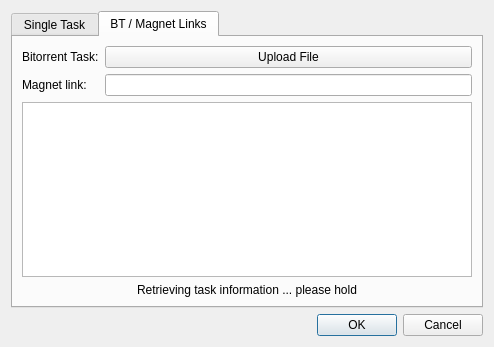
The window that addcloudtask.ui (h3r3x3/XLCloudClient) describes before a commit, drawn with Qt 5.
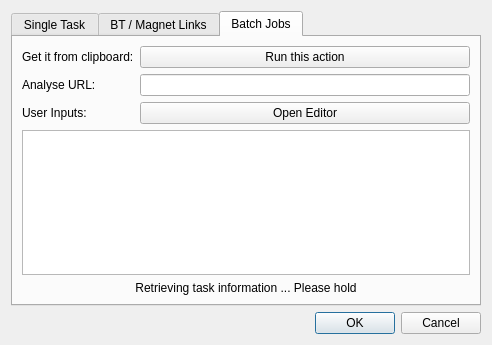
The same window after the commit.

The edit to the form file:
```diff
--- a/addcloudtask.ui
+++ b/addcloudtask.ui
@@ -6,8 +6,8 @@
    <rect>
     <x>0</x>
     <y>0</y>
-    <width>494</width>
-    <height>347</height>
+    <width>492</width>
+    <height>345</height>
    </rect>
   </property>
   <property name="windowTitle">
@@ -17,7 +17,7 @@
    <item>
     <widget class="QTabWidget" name="tabWidget">
      <property name="currentIndex">
-      <number>1</number>
+      <number>2</number>
      </property>
      <widget class="QWidget" name="tab">
       <attribute name="title">
@@ -135,6 +135,72 @@
        </item>
       </layout>
      </widget>
+     <widget class="QWidget" name="tab_3">
+      <attribute name="title">
+       <string>Batch Jobs</string>
+      </attribute>
+      <layout class="QVBoxLayout" name="verticalLayout_4">
+       <item>
+        <layout class="QGridLayout" name="gridLayout_3">
+         <item row="4" column="0">
+          <widget class="QLabel" name="label_7">
+           <property name="text">
+            <string>User Inputs:</string>
+           </property>
+          </widget>
+         </item>
+         <item row="0" column="1">
+          <widget class="QPushButton" name="getClipboardBtn">
+           <property name="text">
+            <string>Run this action</string>
+           </property>
+          </widget>
+         </item>
+         <item row="3" column="0">
+          <widget class="QLabel" name="label_6">
+           <property name="text">
+            <string>Analyse URL:</string>
+           </property>
+          </widget>
+         </item>
+         <item row="3" column="1">
+          <widget class="QLineEdit" name="analyseURL"/>
+         </item>
+         <item row="0" column="0">
+          <widget class="QLabel" name="label_5">
+           <property name="text">
+            <string>Get it from clipboard:</string>
+           </property>
+          </widget>
+         </item>
+         <item row="4" column="1">
+          <widget class="QPushButton" name="openEditorBtn">
+           <property name="text">
+            <string>Open Editor</string>
+           </property>
+          </widget>
+         </item>
+        </layout>
+       </item>
+       <item>
+        <widget class="QTableView" name="tableViewBatch">
+         <attribute name="horizontalHeaderStretchLastSection">
+          <bool>true</bool>
+         </attribute>
+        </widget>
+       </item>
+       <item>
+        <widget class="QLabel" name="sizeLabelBatchJob">
+         <property name="text">
+          <string>Retrieving task information ... Please hold</string>
+         </property>
+         <property name="alignment">
+          <set>Qt::AlignCenter</set>
+         </property>
+        </widget>
+       </item>
+      </layout>
+     </widget>
     </widget>
    </item>
    <item>
```
